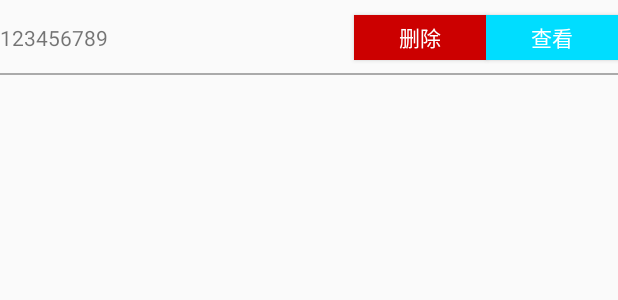
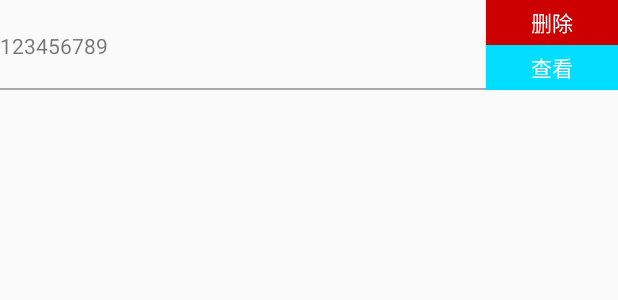
Before and after one commit to iDeMonnnnnn/CrashHandler, an Android app: the layout list_item.xml on its own in the app's theme, with its tools: preview values and no code run, on a phone screen of 412 x 824 dp. Shown: the top 300 px of the screen. Run offline under Robolectric (Android 15) with nearby library versions, the phone set to English and light mode, and no system bars.

```diff
--- a/app/src/main/res/layout/list_item.xml
+++ b/app/src/main/res/layout/list_item.xml
@@ -3,13 +3,14 @@
     xmlns:app="http://schemas.android.com/apk/res-auto"
     xmlns:tools="http://schemas.android.com/tools"
     android:layout_width="match_parent"
-    android:layout_height="50dp">
+    android:layout_height="wrap_content">
 
     <TextView
         android:id="@+id/tv_name"
-        android:layout_width="wrap_content"
+        android:layout_width="0dp"
         android:layout_height="wrap_content"
         app:layout_constraintBottom_toBottomOf="parent"
+        app:layout_constraintEnd_toStartOf="@id/btn_del"
         app:layout_constraintStart_toStartOf="parent"
         app:layout_constraintTop_toTopOf="parent"
         tools:text="123456789" />
@@ -21,8 +22,7 @@
         android:background="@android:color/holo_red_dark"
         android:text="删除"
         android:textColor="@android:color/white"
-        app:layout_constraintBottom_toBottomOf="parent"
-        app:layout_constraintEnd_toStartOf="@id/btn_lookup"
+        app:layout_constraintEnd_toEndOf="parent"
         app:layout_constraintTop_toTopOf="parent" />
 
     <Button
@@ -32,9 +32,8 @@
         android:background="@android:color/holo_blue_bright"
         android:text="查看"
         android:textColor="@android:color/white"
-        app:layout_constraintBottom_toBottomOf="parent"
         app:layout_constraintEnd_toEndOf="parent"
-        app:layout_constraintTop_toTopOf="parent" />
+        app:layout_constraintTop_toBottomOf="@id/btn_del" />
 
     <View
         android:layout_width="match_parent"
```
Also changed, not shown: ErrorInfoCatch/src/main/java/com/demon/errorinfocatch/DLog.java (deleted, +0 -42 lines), app/src/main/java/com/demon/errorcatch/MainActivity.kt (+4 -9 lines), 1 other file.
